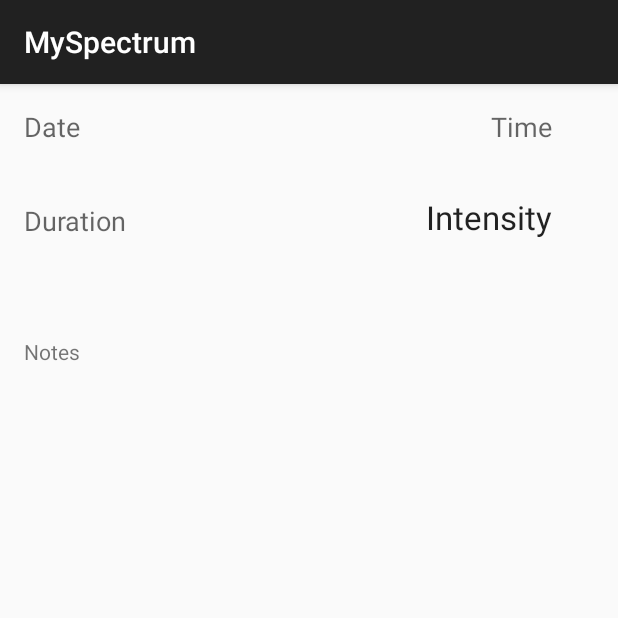
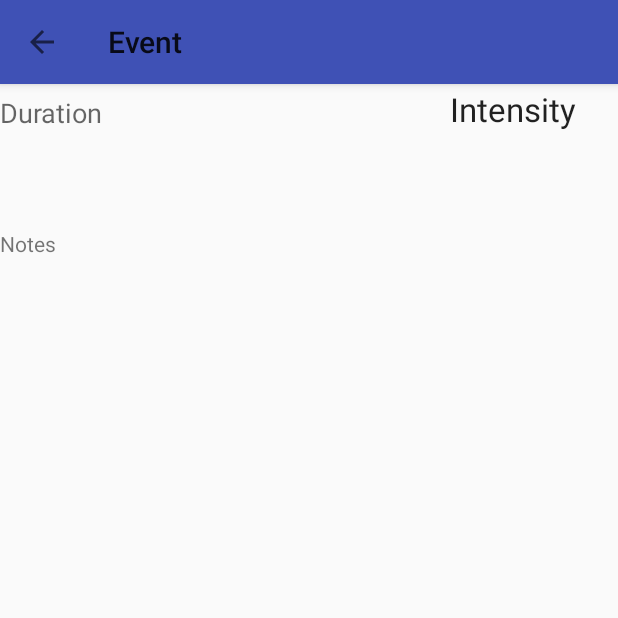
Before and after one commit to wHavelin/HackHarvard, an Android app: the ViewEventActivity screen opened directly, with no data from a screen before it, on a phone screen of 412 x 824 dp, the top half of it. Run offline under Robolectric (Android 15) with nearby library versions, the phone set to English and light mode, and no system bars.

Commit message:
Implemented themed toolbar to ViewEventActivity

```diff
--- a/app/src/main/java/com/example/researchbeast/myspectrum/activities/ViewEventActivity.java
+++ b/app/src/main/java/com/example/researchbeast/myspectrum/activities/ViewEventActivity.java
@@ -3,12 +3,14 @@ package com.example.researchbeast.myspectrum.activities;
 import android.content.Intent;
 import android.os.Bundle;
 import android.support.v7.app.AppCompatActivity;
+import android.support.v7.widget.Toolbar;
 import android.widget.TextView;
 
 import com.example.researchbeast.myspectrum.R;
 
 public class ViewEventActivity extends AppCompatActivity {
 
+    private Toolbar mToolbar;
     private TextView dateView;
     private TextView timeView;
     private TextView durationView;
@@ -23,6 +25,10 @@ public class ViewEventActivity extends AppCompatActivity {
         durationView = (TextView)findViewById(R.id.viewEventDuration);
         intensityView = (TextView)findViewById(R.id.viewEventIntensity);
         notesView = (TextView)findViewById(R.id.viewEventNotes);
+        mToolbar = (Toolbar)findViewById(R.id.toolbar);
+        setSupportActionBar(mToolbar);
+        getSupportActionBar().setDisplayHomeAsUpEnabled(true);
+        getSupportActionBar().setTitle("Event");
         Intent iin= getIntent();
         Bundle b = iin.getExtras();
 
--- a/app/src/main/res/layout/activity_view_event.xml
+++ b/app/src/main/res/layout/activity_view_event.xml
@@ -1,11 +1,16 @@
 <?xml version="1.0" encoding="utf-8"?>
 <RelativeLayout xmlns:android="http://schemas.android.com/apk/res/android"
     xmlns:tools="http://schemas.android.com/tools" android:layout_width="match_parent"
-    android:layout_height="match_parent" android:paddingLeft="@dimen/activity_horizontal_margin"
-    android:paddingRight="@dimen/activity_horizontal_margin"
-    android:paddingTop="@dimen/activity_vertical_margin"
-    android:paddingBottom="@dimen/activity_vertical_margin"
+    android:layout_height="match_parent"
     tools:context="com.example.researchbeast.myspectrum.activities.ViewEventActivity">
+
+    <android.support.v7.widget.Toolbar
+        android:id="@+id/toolbar"
+        android:background="@color/primaryColor"
+        android:layout_width="match_parent"
+        android:layout_height="wrap_content"
+        android:elevation="4dp"
+        android:layout_alignParentTop="true"/>
 
     <TextView
         android:layout_width="wrap_content"
```
Also changed, not shown: app/src/main/AndroidManifest.xml (+6 -2 lines).
